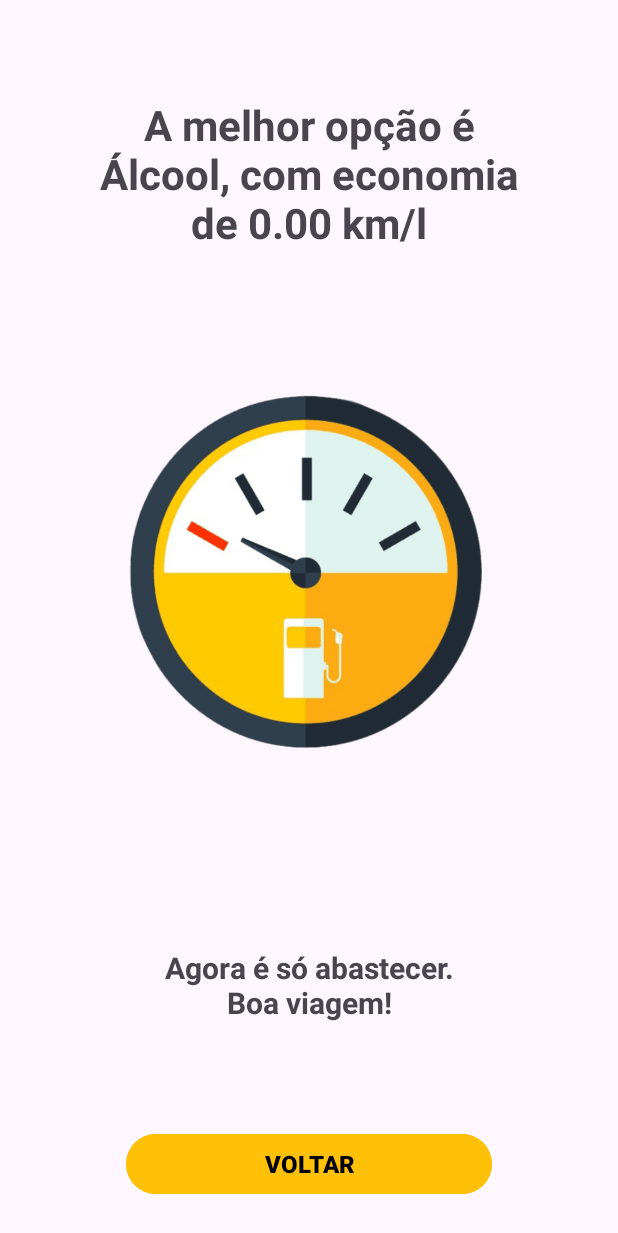
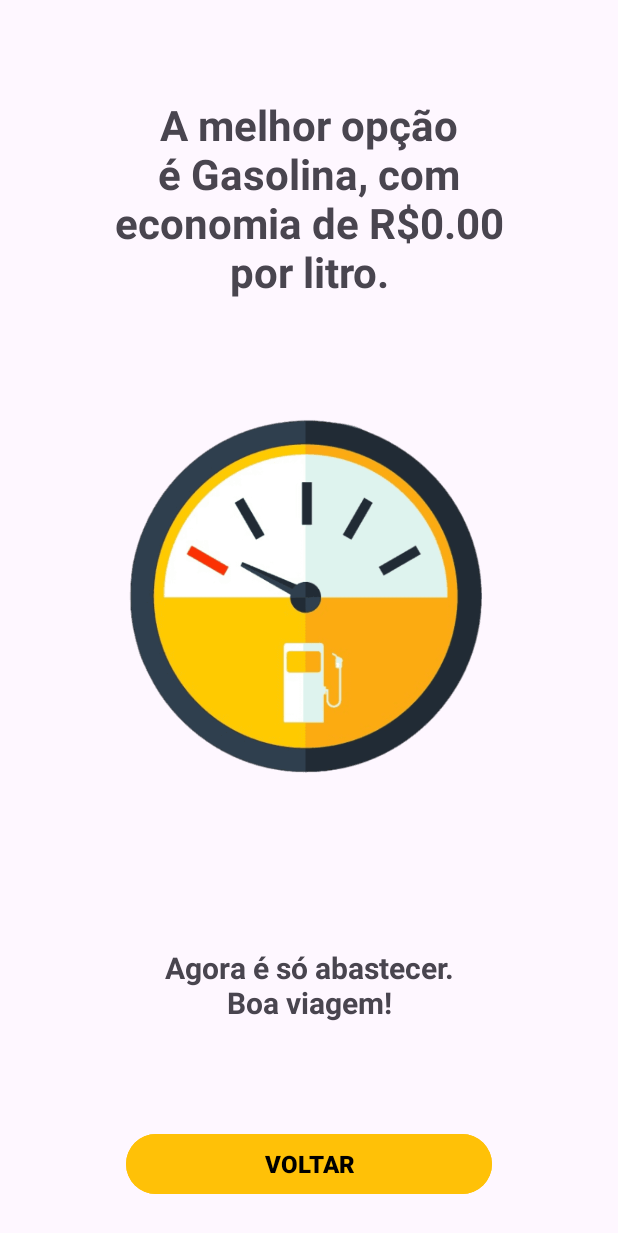
Before and after one commit to Serginho6/FuelCalculator, an Android app: the FuelResult screen opened directly, with no data from a screen before it, on a phone screen of 412 x 824 dp. Shown: the top 1233 px of the screen. Run offline under Robolectric (Android 15) with nearby library versions, the phone set to English and light mode, and no system bars.

Commit message:
Changed economy result to R$ instead of kilometers

```diff
--- a/app/src/main/java/com/example/fuelcalculator/FuelResult.kt
+++ b/app/src/main/java/com/example/fuelcalculator/FuelResult.kt
@@ -16,10 +16,14 @@ class FuelResult : AppCompatActivity() {
         val mediaAlcool = intent.getFloatExtra("EXTRA_RESULT_ALC", 0.0f)
         val mediaGasolina = intent.getFloatExtra("EXTRA_RESULT_GAS", 0.0f)
 
-        val melhorOpcao = if (mediaAlcool < mediaGasolina) "Gasolina" else "Álcool"
-        val economia = if (mediaAlcool < mediaGasolina) mediaGasolina - mediaAlcool else mediaAlcool - mediaGasolina
+        val melhorOpcao = if (mediaAlcool < mediaGasolina) "Álcool" else "Gasolina"
+        val economiaTotal: Float = if (melhorOpcao == "Álcool") {
+            mediaGasolina - mediaAlcool
+        } else {
+            mediaAlcool - mediaGasolina
+        }
 
-        txtResultado.text = getString(R.string.resultado_text, melhorOpcao, economia)
+        txtResultado.text = getString(R.string.resultado_text, melhorOpcao, economiaTotal)
 
         btnVoltar.setOnClickListener {
             finish()
```
Also changed, not shown: app/src/main/java/com/example/fuelcalculator/MainActivity.kt (+4 -5 lines), app/src/main/res/values/strings.xml (+1 -39 lines).
